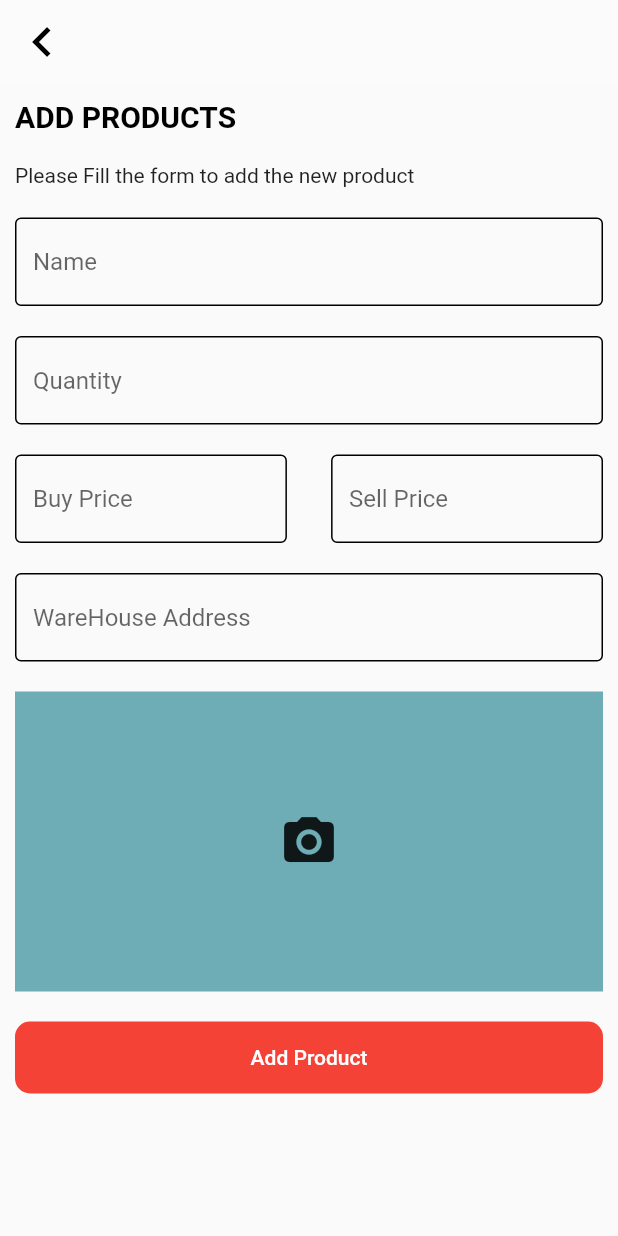
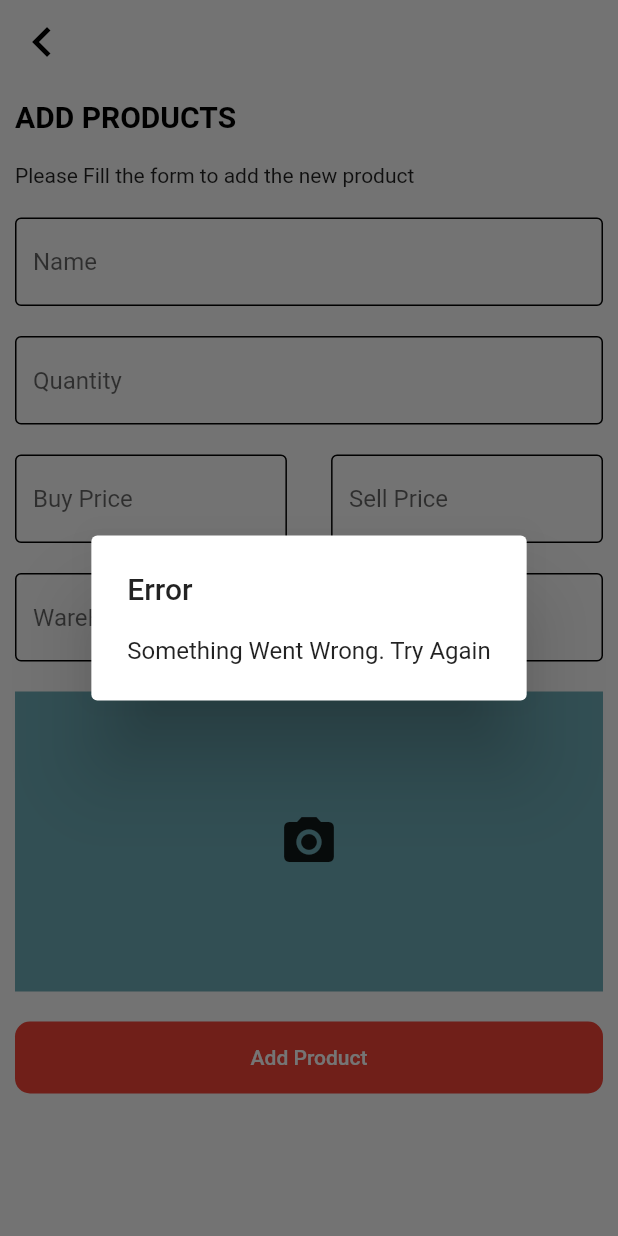
Before and after one commit to richard-gusmao/inventory, a Flutter app: the AddProductScreen screen opened directly, after a tap on "Add Product", on a phone screen of 412 x 824 dp. Run offline on Flutter 3.47's test engine with Material 2 defaults, Android fonts, the phone set to English and light mode, and no system bars.

Commit message:
Update README and Add product

```diff
--- a/lib/screens/add_product_scren.dart
+++ b/lib/screens/add_product_scren.dart
@@ -15,6 +15,17 @@ class _AddProductScreenState extends State<AddProductScreen> {
   final TextEditingController _sellpPriceController = TextEditingController();
   final TextEditingController _warehouAddressController =
       TextEditingController();
+
+  Future<void> AddProduct() async {
+    showDialog(
+        context: context,
+        builder: (context) {
+          return AlertDialog(
+            title: Text("Error"),
+            content: Text("Something Went Wrong. Try Again"),
+          );
+        });
+  }
 
   @override
   Widget build(BuildContext context) {
@@ -118,7 +129,9 @@ class _AddProductScreenState extends State<AddProductScreen> {
                 color: Colors.red,
               ),
               child: MaterialButton(
-                onPressed: () {},
+                onPressed: () {
+                  AddProduct();
+                },
                 child: Text(
                   "Add Product",
                   style: TextStyle(
```
Also changed, not shown: 1 other file.
